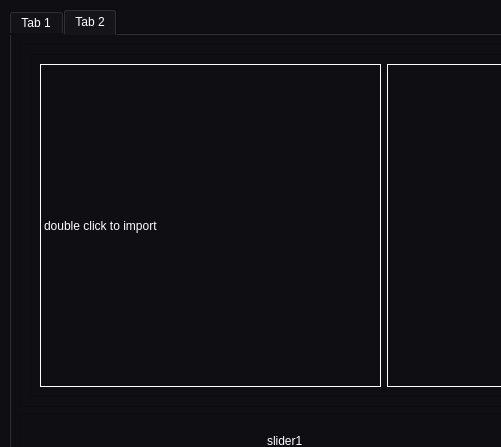
The window that UI.ui (Eagle-E-Y-E/Task2-Edge-Detection) describes before a commit, drawn with Qt 5; both pictures show x 0 to 501 and y 0 to 447 of the 1116 by 683 pixel window.
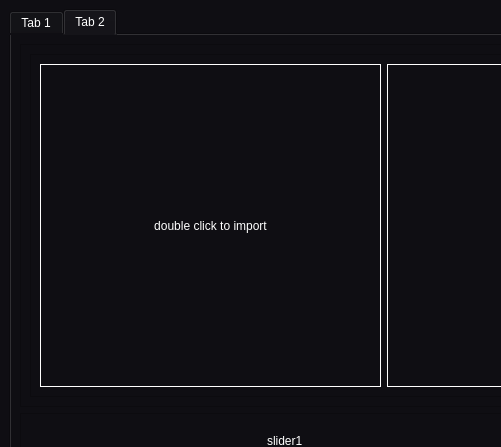
The same window after the commit. The open tabs and pages were chosen to show the change. Icons and pictures are not drawn.

Patch:
```diff
--- a/UI.ui
+++ b/UI.ui
@@ -762,6 +762,9 @@
                 <property name="text">
                  <string>double click to import</string>
                 </property>
+                <property name="alignment">
+                 <set>Qt::AlignCenter</set>
+                </property>
                </widget>
               </item>
               <item>
```
Left out of the diff: 2 changed lines with no effect on the pictures.
